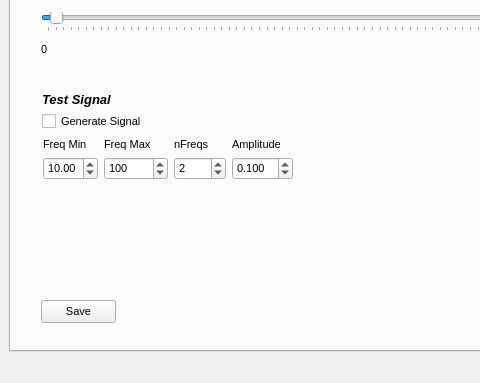
The window that PyGFET/GuiMeasure/GuiCharact.ui (aguimera/PyGFET) describes before a commit, drawn with Qt 5; both pictures show x 0 to 480 and y 314 to 697 of the 994 by 697 pixel window.
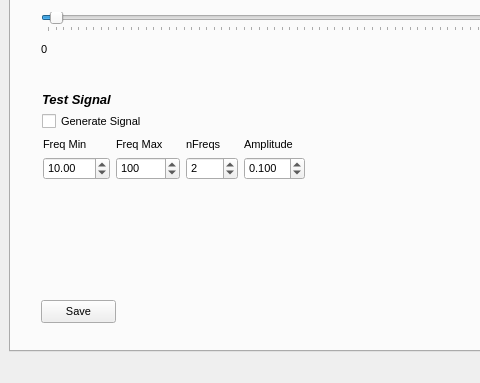
The same window after the commit.

Diff of the .ui file:
```diff
--- a/PyGFET/GuiMeasure/GuiCharact.ui
+++ b/PyGFET/GuiMeasure/GuiCharact.ui
@@ -2290,7 +2290,7 @@
          <rect>
           <x>32</x>
           <y>417</y>
-          <width>250</width>
+          <width>262</width>
           <height>43</height>
          </rect>
         </property>
@@ -2306,6 +2306,9 @@
            </item>
            <item>
             <widget class="QDoubleSpinBox" name="SpnTestFreqMin">
+             <property name="maximum">
+              <double>5000.000000000000000</double>
+             </property>
              <property name="singleStep">
               <double>0.010000000000000</double>
              </property>
```
Left out of the diff: 2 changed lines with no effect on the pictures.
